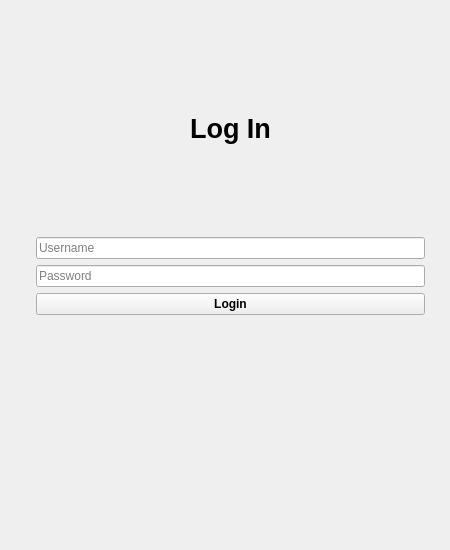
Qt form UI/login.ui (sarimbinwaseem/Visca-Image-Editor) before a commit.
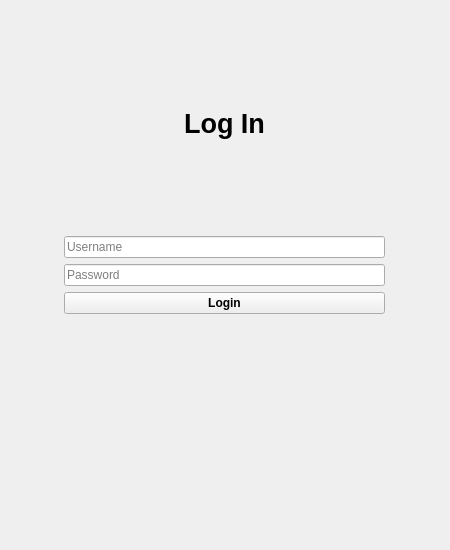
The same form after that commit.

Commit message: Login UI is interactable now.

Diff of the .ui file:
```diff
--- a/UI/login.ui
+++ b/UI/login.ui
@@ -13,28 +13,28 @@
   <property name="windowTitle">
    <string>Form</string>
   </property>
+  <layout class="QGridLayout" name="gridLayout_2">
+   <item row="0" column="0">
   <widget class="QFrame" name="frame">
-   <property name="geometry">
-    <rect>
-     <x>30</x>
-     <y>20</y>
-     <width>401</width>
-     <height>511</height>
-    </rect>
-   </property>
    <property name="sizePolicy">
     <sizepolicy hsizetype="Maximum" vsizetype="Expanding">
      <horstretch>0</horstretch>
      <verstretch>0</verstretch>
     </sizepolicy>
    </property>
+     <property name="minimumSize">
+      <size>
+       <width>333</width>
+       <height>0</height>
+      </size>
+     </property>
    <property name="frameShape">
     <enum>QFrame::NoFrame</enum>
    </property>
    <property name="frameShadow">
     <enum>QFrame::Plain</enum>
    </property>
-   <layout class="QGridLayout" name="gridLayout">
+     <layout class="QVBoxLayout" name="verticalLayout">
     <property name="leftMargin">
      <number>6</number>
     </property>
@@ -47,11 +47,8 @@
     <property name="bottomMargin">
      <number>6</number>
     </property>
-    <property name="horizontalSpacing">
-     <number>6</number>
-    </property>
-    <item row="0" column="0">
-     <widget class="QLabel" name="label">
+      <item>
+       <widget class="QLabel" name="loginLabel">
       <property name="font">
        <font>
         <pointsize>20</pointsize>
@@ -67,8 +64,8 @@
       </property>
      </widget>
     </item>
-    <item row="1" column="0">
-     <widget class="QLineEdit" name="lineEdit">
+      <item>
+       <widget class="QLineEdit" name="usernameInput">
       <property name="text">
        <string/>
       </property>
@@ -77,17 +74,20 @@
       </property>
      </widget>
     </item>
-    <item row="2" column="0">
-     <widget class="QLineEdit" name="lineEdit_2">
+      <item>
+       <widget class="QLineEdit" name="passwordInput">
       <property name="text">
        <string/>
       </property>
+        <property name="echoMode">
+         <enum>QLineEdit::Password</enum>
+        </property>
       <property name="placeholderText">
        <string>Password</string>
       </property>
      </widget>
     </item>
-    <item row="3" column="0">
+      <item>
      <widget class="QPushButton" name="loginButton">
       <property name="font">
        <font>
@@ -100,7 +100,7 @@
       </property>
      </widget>
     </item>
-    <item row="4" column="0">
+      <item>
      <widget class="QLabel" name="notif">
       <property name="text">
        <string/>
@@ -112,6 +112,8 @@
     </item>
    </layout>
   </widget>
+   </item>
+  </layout>
  </widget>
  <resources>
   <include location="login.ui"/>
```
Lines whose indentation alone changed are shown as unchanged. The commit also changes 1 other file.
